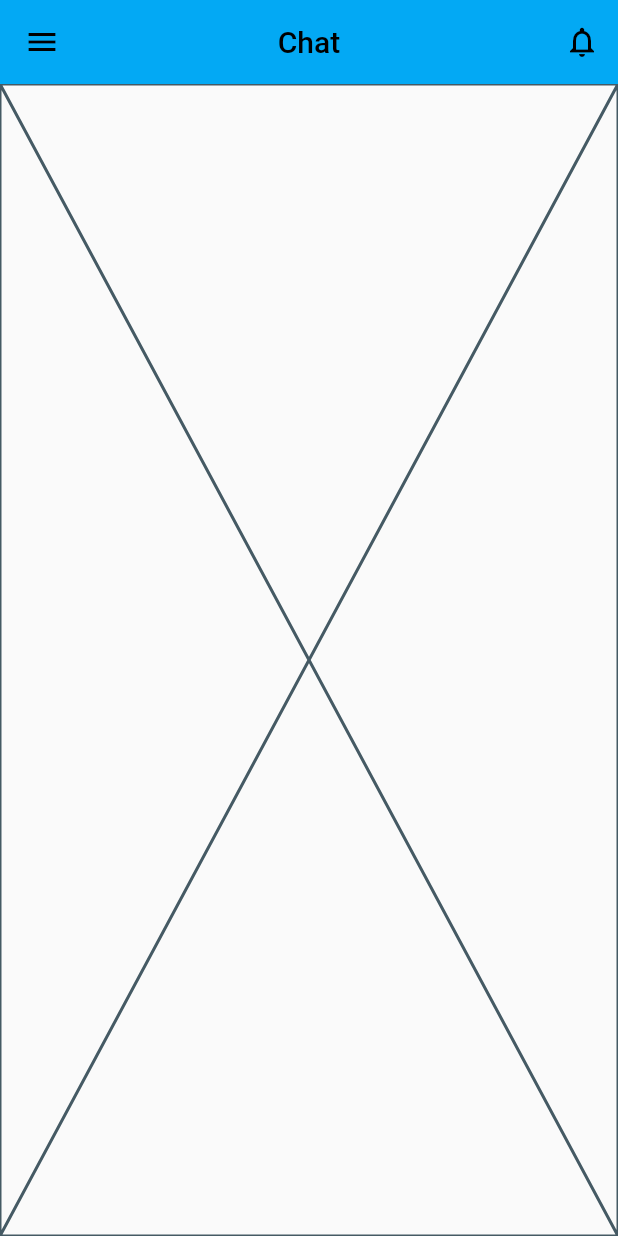
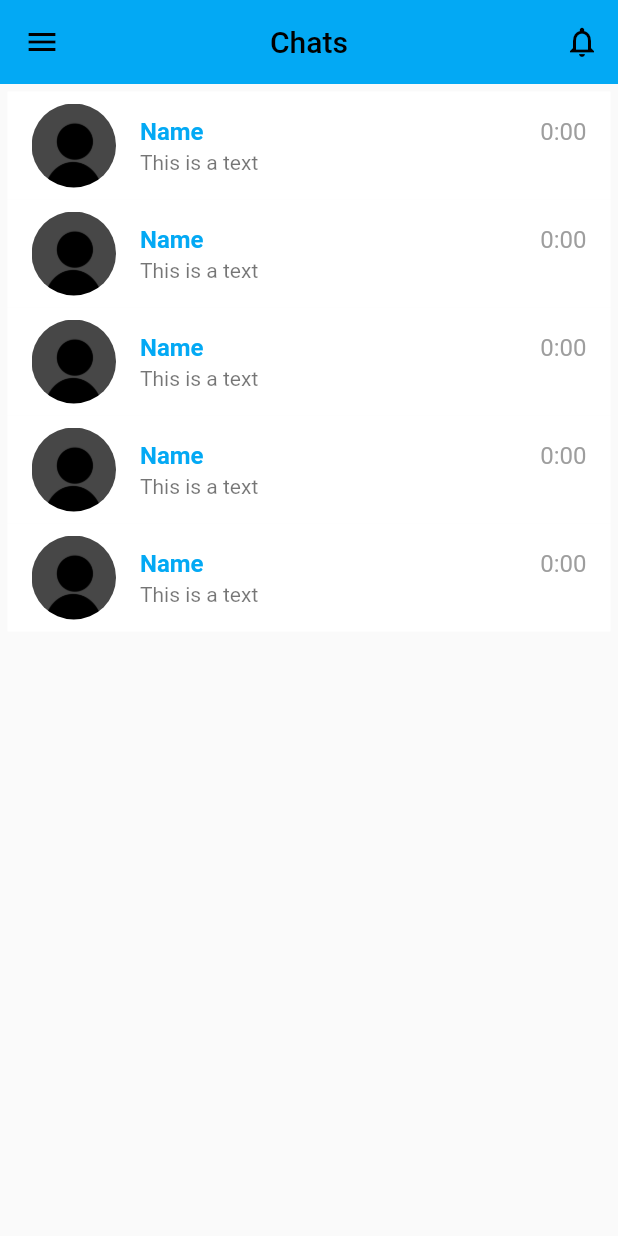
Before and after one commit to ManuelSena19/health-watch, a Flutter app: the ChatScreen screen opened by its route, on a phone screen of 412 x 824 dp. Run offline on Flutter 3.47's test engine with Material 2 defaults, Android fonts, the phone set to English and light mode, and no system bars; our stand-ins replace cloud_firestore, email_validator, firebase_auth, firebase_core, firebase_storage, font_awesome_flutter and 4 more; accounts and stored records are empty.

Commit message:
started chat screen

```diff
--- a/lib/screens/chat_screen.dart
+++ b/lib/screens/chat_screen.dart
@@ -14,9 +14,66 @@ class _ChatScreenState extends State<ChatScreen> {
   @override
   Widget build(BuildContext context) {
     return Scaffold(
-      appBar: appbarWidget('Chat'),
+      appBar: appbarWidget('Chats'),
       drawer: drawerWidget(context),
-      body: const Placeholder(),
+      body: Padding(
+        padding: const EdgeInsets.symmetric(horizontal: 5, vertical: 5),
+        child: ListView.builder(
+          itemCount: 5,
+          itemBuilder: (context, index){
+            return const TextCard(
+              imagePath: 'assets/user.jpg',
+              senderName: 'Name',
+              text: 'This is a text',
+              time: '0:00',
+            );
+          },
+        ),
+      ),
     );
   }
 }
+
+class TextCard extends StatelessWidget {
+  const TextCard(
+      {super.key,
+      required this.imagePath,
+      required this.senderName,
+      required this.text,
+      required this.time});
+
+  final String imagePath;
+  final String senderName;
+  final String text;
+  final String time;
+
+  @override
+  Widget build(BuildContext context) {
+    return ListTile(
+      leading: ClipOval(
+        child: Image.asset(
+          imagePath,
+          fit: BoxFit.fill,
+        ),
+      ),
+      title: Row(
+        children: [
+          Text(
+            senderName,
+            style: const TextStyle(
+              fontWeight: FontWeight.bold,
+              color: Colors.lightBlue,
+            ),
+          ),
+          Expanded(child: Container()),
+          Text(
+            time,
+            style: const TextStyle(color: Colors.grey),
+          ),
+        ],
+      ),
+      subtitle: Text(text),
+      tileColor: Colors.white,
+    );
+  }
+}
```
